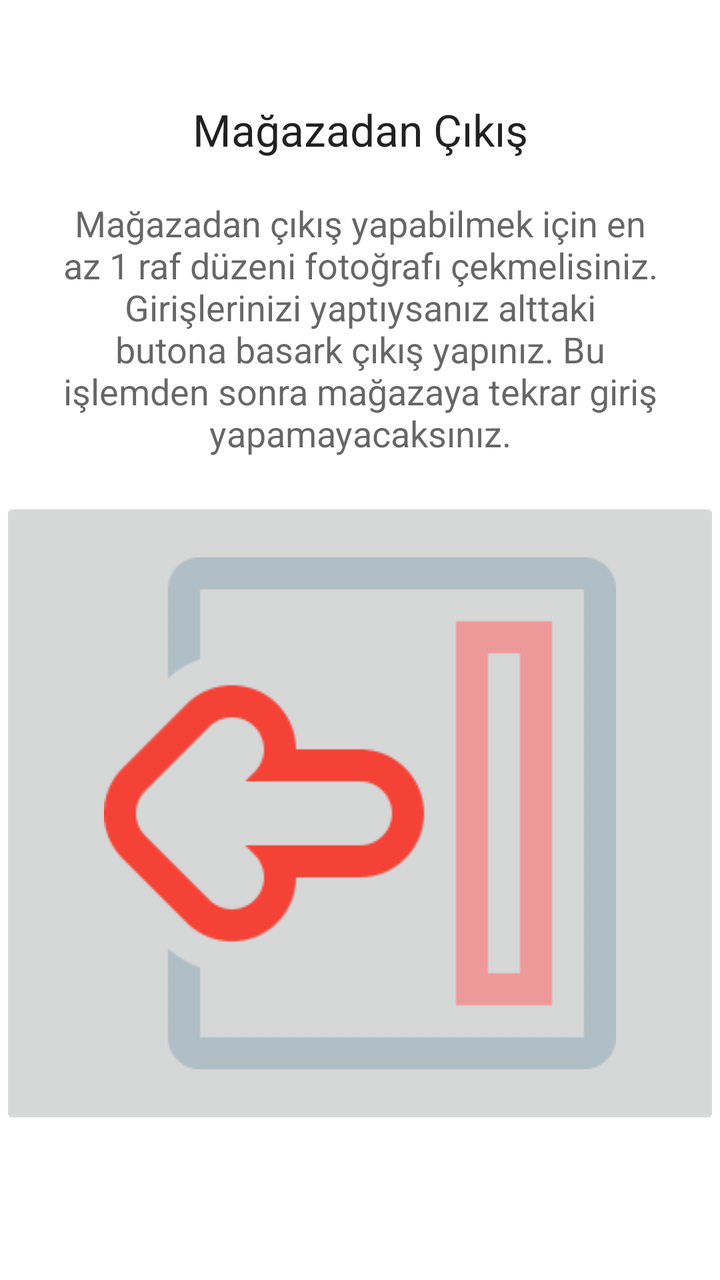
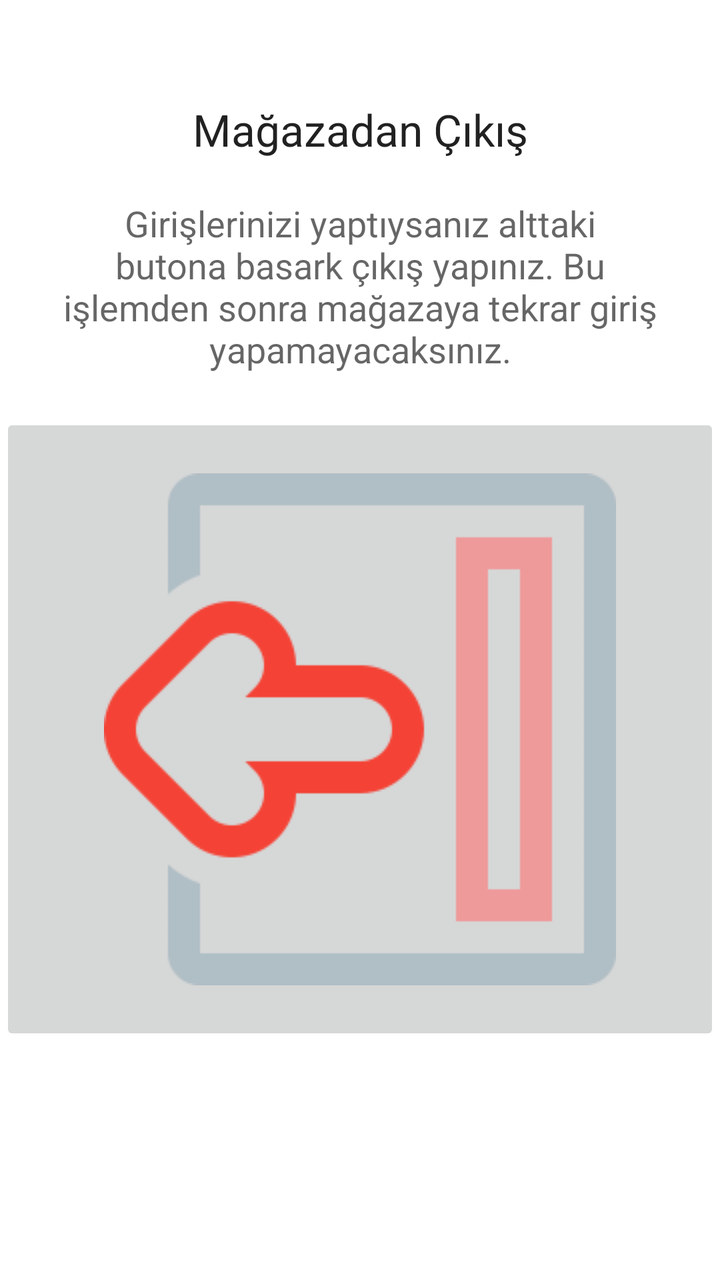

An Android layout rendered at two revisions. The XML below is the earlier revision; the diff shows what the commit changed to produce the second picture.
<!-- AndroidManifest.xml: fallback theme Theme.MaterialComponents.DayNight.NoActionBar -->
<!-- res/layout/exitshop.xml -->
<LinearLayout android:orientation="vertical" android:layout_width="fill_parent" android:layout_height="fill_parent" xmlns:android="http://schemas.android.com/apk/res/android"><TextView android:text="Mağazadan Çıkış" android:textAppearance="?android:attr/textAppearanceLarge" android:layout_width="match_parent" android:layout_height="wrap_content" android:textAlignment="inherit" android:gravity="center_horizontal" android:paddingTop="50dp" /><TextView android:text="Mağazadan çıkış yapabilmek için en az 1 raf düzeni fotoğrafı çekmelisiniz. Girişlerinizi yaptıysanız alttaki butona basark çıkış yapınız. Bu işlemden sonra mağazaya tekrar giriş yapamayacaksınız." android:textAppearance="?android:attr/textAppearanceMedium" android:layout_width="match_parent" android:layout_height="wrap_content" android:padding="20dp" android:gravity="center_horizontal" /><ImageButton android:layout_width="match_parent" android:layout_height="wrap_content" android:id="@+id/ExitShop_btnExit" android:padding="30dp" android:scaleType="fitCenter" android:src="@drawable/exitshop" /></LinearLayout>
<!-- resources referenced by this layout -->
<resources>
  <!-- drawable exitshop: png bitmap (drawable, 6227 bytes) -->
  <style name="Theme.MaterialComponents.DayNight.NoActionBar" parent="Theme.MaterialComponents.NoActionBar" />
</resources>

<!-- the commit's change to res/layout/exitshop.xml (unified diff, before → after) -->
@@ -1 +1,28 @@
-<LinearLayout android:orientation="vertical" android:layout_width="fill_parent" android:layout_height="fill_parent" xmlns:android="http://schemas.android.com/apk/res/android"><TextView android:text="Mağazadan Çıkış" android:textAppearance="?android:attr/textAppearanceLarge" android:layout_width="match_parent" android:layout_height="wrap_content" android:textAlignment="inherit" android:gravity="center_horizontal" android:paddingTop="50dp" /><TextView android:text="Mağazadan çıkış yapabilmek için en az 1 raf düzeni fotoğrafı çekmelisiniz. Girişlerinizi yaptıysanız alttaki butona basark çıkış yapınız. Bu işlemden sonra mağazaya tekrar giriş yapamayacaksınız." android:textAppearance="?android:attr/textAppearanceMedium" android:layout_width="match_parent" android:layout_height="wrap_content" android:padding="20dp" android:gravity="center_horizontal" /><ImageButton android:layout_width="match_parent" android:layout_height="wrap_content" android:id="@+id/ExitShop_btnExit" android:padding="30dp" android:scaleType="fitCenter" android:src="@drawable/exitshop" /></LinearLayout>
+<?xml version="1.0" encoding="utf-8"?>
+<LinearLayout xmlns:android="http://schemas.android.com/apk/res/android"
+    android:orientation="vertical"
+    android:layout_width="fill_parent"
+    android:layout_height="fill_parent">
+    <TextView
+        android:text="Mağazadan Çıkış"
+        android:textAppearance="?android:attr/textAppearanceLarge"
+        android:layout_width="match_parent"
+        android:layout_height="wrap_content"
+        android:textAlignment="inherit"
+        android:gravity="center_horizontal"
+        android:paddingTop="50dp" />
+    <TextView
+        android:text="Girişlerinizi yaptıysanız alttaki butona basark çıkış yapınız. Bu işlemden sonra mağazaya tekrar giriş yapamayacaksınız."
+        android:textAppearance="?android:attr/textAppearanceMedium"
+        android:layout_width="match_parent"
+        android:layout_height="wrap_content"
+        android:padding="20dp"
+        android:gravity="center_horizontal" />
+    <ImageButton
+        android:layout_width="match_parent"
+        android:layout_height="wrap_content"
+        android:id="@+id/ExitShop_btnExit"
+        android:padding="30dp"
+        android:scaleType="fitCenter"
+        android:src="@drawable/exitshop" />
+</LinearLayout>
